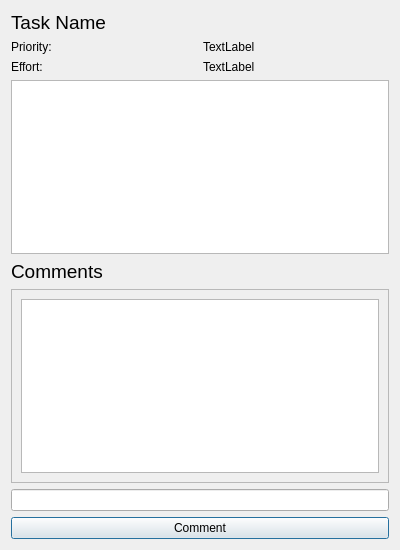
The window that views/taskdetails.ui (BelchieBen/BenjaminBelcherAssessment) describes before a commit, drawn with Qt 5.
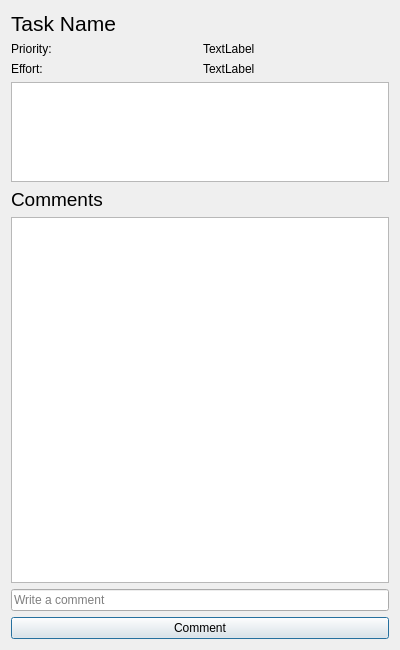
The same window after the commit.

Commit message: fixed task comments and made a project chat page

What changed in the file:
```diff
--- a/views/taskdetails.ui
+++ b/views/taskdetails.ui
@@ -7,13 +7,13 @@
     <x>0</x>
     <y>0</y>
     <width>400</width>
-    <height>550</height>
+    <height>650</height>
    </rect>
   </property>
   <property name="minimumSize">
    <size>
     <width>400</width>
-    <height>550</height>
+    <height>650</height>
    </size>
   </property>
   <property name="windowTitle">
@@ -24,7 +24,7 @@
     <widget class="QLabel" name="TaskTitle">
      <property name="font">
       <font>
-       <pointsize>14</pointsize>
+       <pointsize>16</pointsize>
       </font>
      </property>
      <property name="text">
@@ -69,7 +69,20 @@
     </layout>
    </item>
    <item>
-    <widget class="QTextBrowser" name="Description"/>
+    <widget class="QTextBrowser" name="Description">
+     <property name="minimumSize">
+      <size>
+       <width>0</width>
+       <height>100</height>
+      </size>
+     </property>
+     <property name="maximumSize">
+      <size>
+       <width>16777215</width>
+       <height>100</height>
+      </size>
+     </property>
+    </widget>
    </item>
    <item>
     <widget class="QLabel" name="CommentsLbl">
@@ -84,29 +97,21 @@
     </widget>
    </item>
    <item>
-    <widget class="QScrollArea" name="CommentsSection">
-     <property name="widgetResizable">
-      <bool>true</bool>
+    <widget class="QListWidget" name="listWidget">
+     <property name="spacing">
+      <number>0</number>
      </property>
-     <widget class="QWidget" name="scrollAreaWidgetContents">
-      <property name="geometry">
-       <rect>
-        <x>0</x>
-        <y>0</y>
-        <width>380</width>
-        <height>185</height>
-       </rect>
-      </property>
-      <layout class="QVBoxLayout" name="verticalLayout">
-       <item>
-        <widget class="QListWidget" name="listWidget"/>
-       </item>
-      </layout>
-     </widget>
     </widget>
    </item>
    <item>
-    <widget class="QLineEdit" name="CommentInput"/>
+    <widget class="QLineEdit" name="CommentInput">
+     <property name="maxLength">
+      <number>100</number>
+     </property>
+     <property name="placeholderText">
+      <string>Write a comment</string>
+     </property>
+    </widget>
    </item>
    <item>
     <widget class="QPushButton" name="CommentBtn">
```
The commit also changes 17 other files.
